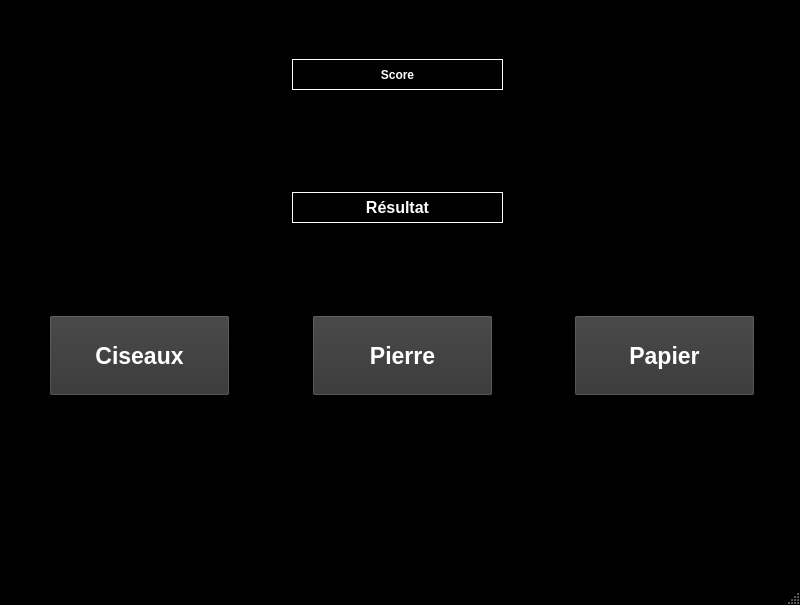
Above: mainwindow.ui from EnzoTlz/PFC before the change. Below: the same form after it.
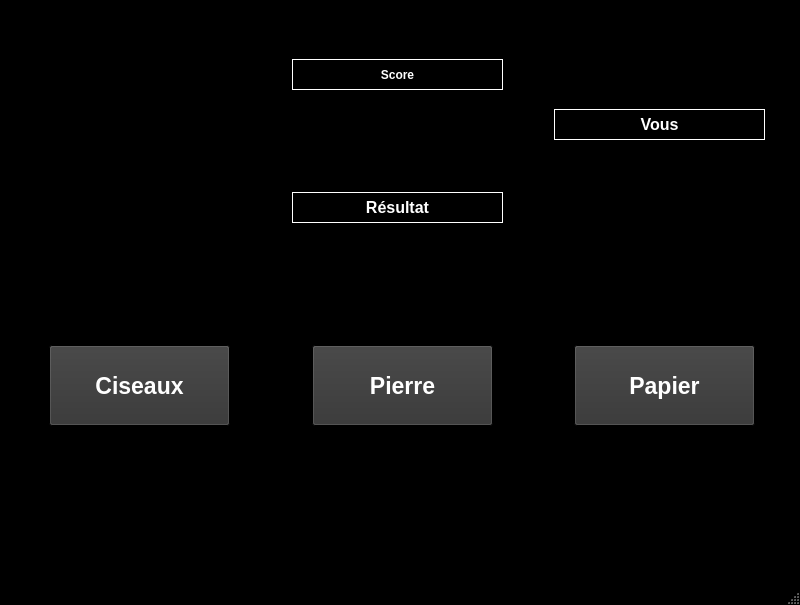
That is the form after the change. Icons and pictures are not drawn.

Patch:
```diff
--- a/mainwindow.ui
+++ b/mainwindow.ui
@@ -175,6 +175,58 @@
         <property name="frameShadow">
          <enum>QFrame::Raised</enum>
         </property>
+        <widget class="QLabel" name="lb_PrintResult_2">
+         <property name="geometry">
+          <rect>
+           <x>20</x>
+           <y>100</y>
+           <width>211</width>
+           <height>31</height>
+          </rect>
+         </property>
+         <property name="palette">
+          <palette>
+           <active>
+            <colorrole role="WindowText">
+             <brush brushstyle="SolidPattern">
+              <color alpha="255">
+               <red>255</red>
+               <green>255</green>
+               <blue>255</blue>
+              </color>
+             </brush>
+            </colorrole>
+           </active>
+           <inactive>
+            <colorrole role="WindowText">
+             <brush brushstyle="SolidPattern">
+              <color alpha="255">
+               <red>255</red>
+               <green>255</green>
+               <blue>255</blue>
+              </color>
+             </brush>
+            </colorrole>
+           </inactive>
+           <disabled/>
+          </palette>
+         </property>
+         <property name="font">
+          <font>
+           <pointsize>12</pointsize>
+           <bold>true</bold>
+          </font>
+         </property>
+         <property name="frameShape">
+          <enum>QFrame::Box</enum>
+         </property>
+         <property name="text">
+          <string>Vous</string>
+         </property>
+         <property name="alignment">
+          <set>Qt::AlignCenter</set>
+         </property>
+        </widget>
        </widget>
       </item>
       <item row="3" column="1">
@@ -456,7 +508,7 @@
          <property name="geometry">
           <rect>
            <x>40</x>
-           <y>20</y>
+           <y>50</y>
            <width>181</width>
            <height>81</height>
           </rect>
@@ -580,7 +632,7 @@
          <property name="geometry">
           <rect>
            <x>40</x>
-           <y>20</y>
+           <y>50</y>
            <width>181</width>
            <height>81</height>
           </rect>
@@ -725,7 +777,7 @@
          <property name="geometry">
           <rect>
            <x>40</x>
-           <y>20</y>
+           <y>50</y>
            <width>181</width>
            <height>81</height>
           </rect>
```
